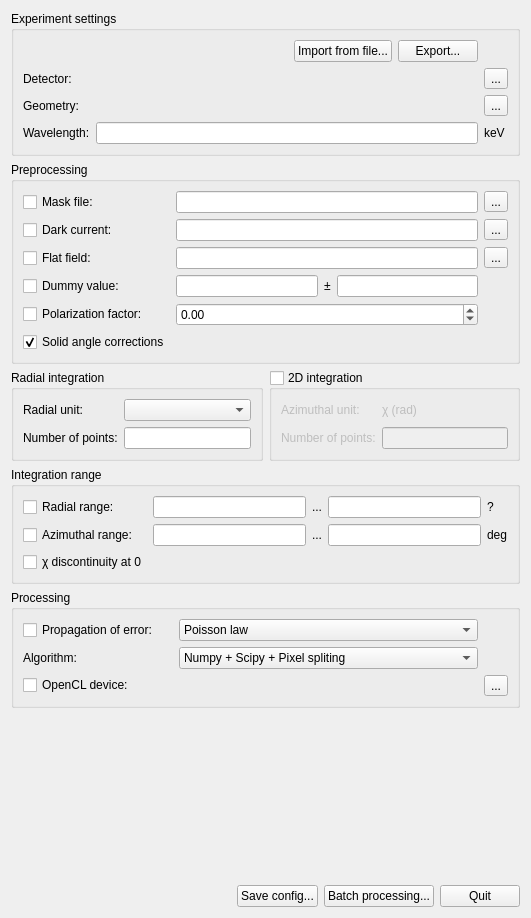
First picture: the form in pyFAI/resources/gui/integration.ui, repository silx-kit/pyFAI, before the edit.
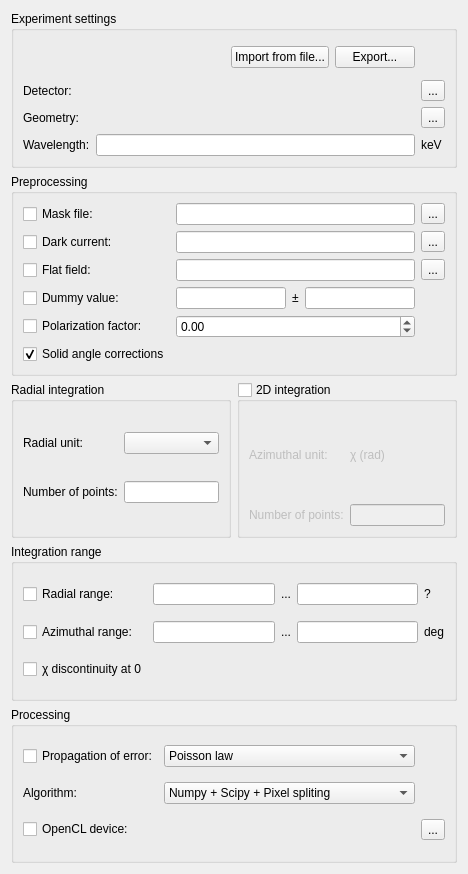
Second picture: the form after the edit. Custom widgets are drawn as their Qt base class.

Commit message: Extract IntegrationFrame from IntegrationDialog

```diff
--- a/pyFAI/resources/gui/integration.ui
+++ b/pyFAI/resources/gui/integration.ui
@@ -6,8 +6,8 @@
    <rect>
     <x>0</x>
     <y>0</y>
-    <width>531</width>
-    <height>918</height>
+    <width>468</width>
+    <height>874</height>
    </rect>
   </property>
   <property name="windowTitle">
@@ -570,89 +570,6 @@
      </layout>
     </widget>
    </item>
-   <item>
-    <spacer name="verticalSpacer">
-     <property name="orientation">
-      <enum>Qt::Vertical</enum>
-     </property>
-     <property name="sizeHint" stdset="0">
-      <size>
-       <width>20</width>
-       <height>40</height>
-      </size>
-     </property>
-    </spacer>
-   </item>
-   <item>
-    <widget class="QWidget" name="widget_3" native="true">
-     <layout class="QHBoxLayout" name="horizontalLayout_3">
-      <property name="margin">
-       <number>0</number>
-      </property>
-      <item>
-       <spacer name="horizontalSpacer_2">
-        <property name="orientation">
-         <enum>Qt::Horizontal</enum>
-        </property>
-        <property name="sizeHint" stdset="0">
-         <size>
-          <width>213</width>
-          <height>20</height>
-         </size>
-        </property>
-       </spacer>
-      </item>
-      <item>
-       <widget class="QPushButton" name="save_json_button">
-        <property name="enabled">
-         <bool>true</bool>
-        </property>
-        <property name="sizePolicy">
-         <sizepolicy hsizetype="Fixed" vsizetype="Fixed">
-          <horstretch>0</horstretch>
-          <verstretch>0</verstretch>
-         </sizepolicy>
-        </property>
-        <property name="text">
-         <string>Save config...</string>
-        </property>
-       </widget>
-      </item>
-      <item>
-       <widget class="QPushButton" name="batch_processing">
-        <property name="enabled">
-         <bool>true</bool>
-        </property>
-        <property name="sizePolicy">
-         <sizepolicy hsizetype="Fixed" vsizetype="Fixed">
-          <horstretch>0</horstretch>
-          <verstretch>0</verstretch>
-         </sizepolicy>
-        </property>
-        <property name="text">
-         <string>Batch processing...</string>
-        </property>
-       </widget>
-      </item>
-      <item>
-       <widget class="QPushButton" name="quit_button">
-        <property name="enabled">
-         <bool>true</bool>
-        </property>
-        <property name="sizePolicy">
-         <sizepolicy hsizetype="Fixed" vsizetype="Fixed">
-          <horstretch>0</horstretch>
-          <verstretch>0</verstretch>
-         </sizepolicy>
-        </property>
-        <property name="text">
-         <string>Quit</string>
-        </property>
-       </widget>
-      </item>
-     </layout>
-    </widget>
-   </item>
   </layout>
  </widget>
  <customwidgets>
```
Left out of the diff: 3 changed lines with no effect on the pictures. The commit also changes 3 other files.
